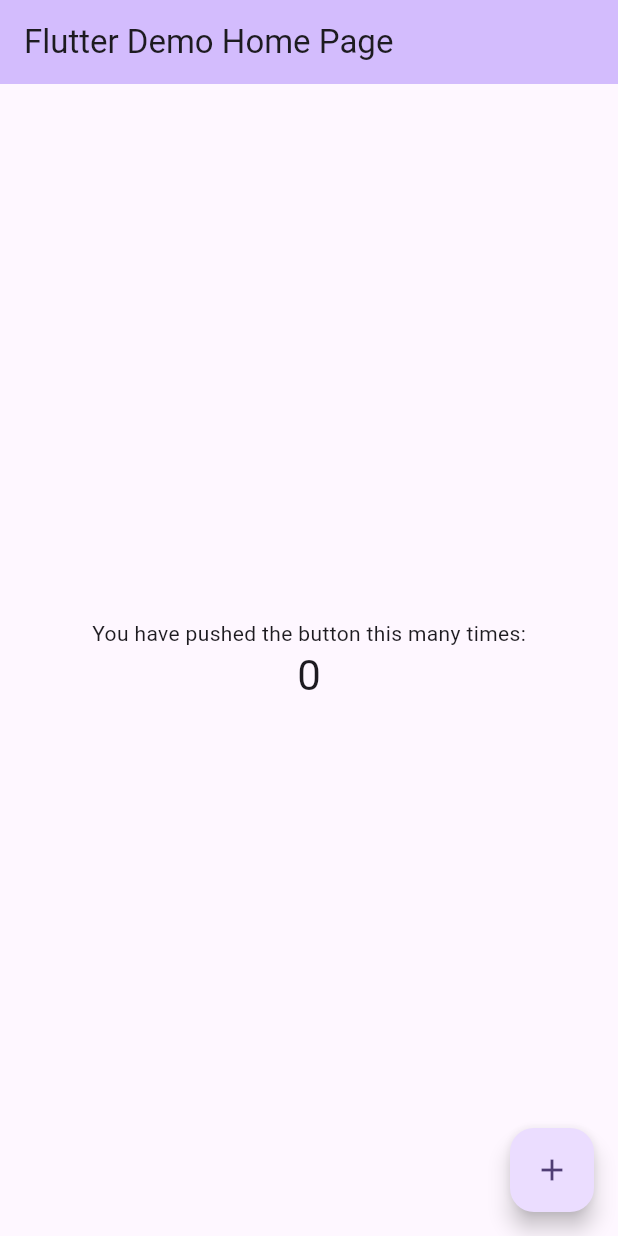
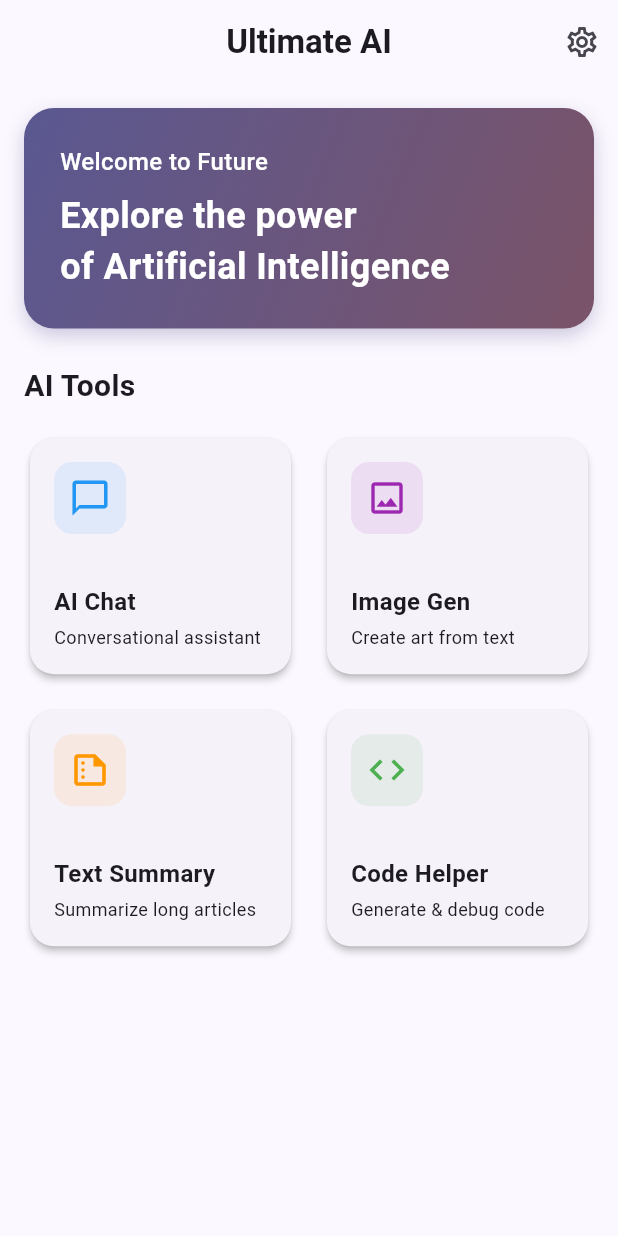
Before and after one commit to could-ai/019ad80a-2899-7368-8307-b0d08d2e48d7, a Flutter app: the screen it shows after launch, on a phone screen of 412 x 824 dp. Run offline on Flutter 3.47's test engine with Material 3 defaults, Android fonts, the phone set to English and light mode, and no system bars.

Commit message:
Replaced the default counter app with the Ultimate AI application structure. Configured MaterialApp with a modern tech-focused theme (light and dark modes), set up proper routing with '/' pointing to the new HomeScreen, and removed the default boilerplate code.; Created a new HomeScreen featuring a modern dashboard layout. Included a welcome header with a gradient background and a grid of AI tools (Chat, Image Gen, Text Summary, Code Helper) using Card widgets. Added placeholder navigation logic for the tools.

```diff
--- a/usr/lib/main.dart
+++ b/usr/lib/main.dart
@@ -1,123 +1,41 @@
 import 'package:flutter/material.dart';
+import 'screens/home_screen.dart';
 
 void main() {
-  runApp(const MyApp());
+  runApp(const UltimateAIApp());
 }
 
-class MyApp extends StatelessWidget {
-  const MyApp({super.key});
+class UltimateAIApp extends StatelessWidget {
+  const UltimateAIApp({super.key});
 
-  // This widget is the root of your application.
   @override
   Widget build(BuildContext context) {
     return MaterialApp(
-      title: 'Flutter Demo',
+      title: 'Ultimate AI',
       debugShowCheckedModeBanner: false,
       theme: ThemeData(
-        // This is the theme of your application.
-        //
-        // TRY THIS: Try running your application with "flutter run". You'll see
-        // the application has a purple toolbar. Then, without quitting the app,
-        // try changing the seedColor in the colorScheme below to Colors.green
-        // and then invoke "hot reload" (save your changes or press the "hot
-        // reload" button in a Flutter-supported IDE, or press "r" if you used
-        // the command line to start the app).
-        //
-        // Notice that the counter didn't reset back to zero; the application
-        // state is not lost during the reload. To reset the state, use hot
-        // restart instead.
-        //
-        // This works for code too, not just values: Most code changes can be
-        // tested with just a hot reload.
-        colorScheme: ColorScheme.fromSeed(seedColor: Colors.deepPurple),
+        colorScheme: ColorScheme.fromSeed(
+          seedColor: const Color(0xFF6C63FF), // Modern tech purple/blue
+          brightness: Brightness.light,
+        ),
+        useMaterial3: true,
+        appBarTheme: const AppBarTheme(
+          centerTitle: true,
+          elevation: 0,
+        ),
       ),
+      darkTheme: ThemeData(
+        colorScheme: ColorScheme.fromSeed(
+          seedColor: const Color(0xFF6C63FF),
+          brightness: Brightness.dark,
+        ),
+        useMaterial3: true,
+      ),
+      themeMode: ThemeMode.system,
       initialRoute: '/',
       routes: {
-        '/': (context) => const MyHomePage(title: 'Flutter Demo Home Page'),
+        '/': (context) => const HomeScreen(),
       },
     );
   }
 }
-
-class MyHomePage extends StatefulWidget {
-  const MyHomePage({super.key, required this.title});
-
-  // This widget is the home page of your application. It is stateful, meaning
-  // that it has a State object (defined below) that contains fields that affect
-  // how it looks.
-
-  // This class is the configuration for the state. It holds the values (in this
-  // case the title) provided by the parent (in this case the App widget) and
-  // used by the build method of the State. Fields in a Widget subclass are
-  // always marked "final".
-
-  final String title;
-
-  @override
-  State<MyHomePage> createState() => _MyHomePageState();
-}
-
-class _MyHomePageState extends State<MyHomePage> {
-  int _counter = 0;
-
-  void _incrementCounter() {
-    setState(() {
-      // This call to setState tells the Flutter framework that something has
-      // changed in this State, which causes it to rerun the build method below
-      // so that the display can reflect the updated values. If we changed
-      // _counter without calling setState(), then the build method would not be
-      // called again, and so nothing would appear to happen.
-      _counter++;
-    });
-  }
-
-  @override
-  Widget build(BuildContext context) {
-    // This method is rerun every time setState is called, for instance as done
-    // by the _incrementCounter method above.
-    //
-    // The Flutter framework has been optimized to make rerunning build methods
-    // fast, so that you can just rebuild anything that needs updating rather
-    // than having to individually change instances of widgets.
-    return Scaffold(
-      appBar: AppBar(
-        // TRY THIS: Try changing the color here to a specific color (to
-        // Colors.amber, perhaps?) and trigger a hot reload to see the AppBar
-        // change color while the other colors stay the same.
-        backgroundColor: Theme.of(context).colorScheme.inversePrimary,
-        // Here we take the value from the MyHomePage object that was created by
-        // the App.build method, and use it to set our appbar title.
-        title: Text(widget.title),
-      ),
-      body: Center(
-        // Center is a layout widget. It takes a single child and positions it
-        // in the middle of the parent.
-        child: Column(
-          // Column is also a layout widget. It takes a list of children and
-          // arranges them vertically. By default, it sizes itself to fit its
-          // children horizontally, and tries to be as tall as its parent.
-          //
-          // Column has various properties to control how it sizes itself and
-          // how it positions its children. Here we use mainAxisAlignment to
-          // center the children vertically; the main axis here is the vertical
-          // axis because Columns are vertical (the cross axis would be
-          // horizontal).
-          //
-          // TRY THIS: Invoke "debug painting" (choose the "Toggle Debug Paint"
-          // action in the IDE, or press "p" in the console), to see the
-          // wireframe for each widget.
-          mainAxisAlignment: MainAxisAlignment.center,
-          children: <Widget>[
-            const Text('You have pushed the button this many times:'),
-            Text('$_counter', style: Theme.of(context).textTheme.headlineMedium),
-          ],
-        ),
-      ),
-      floatingActionButton: FloatingActionButton(
-        onPressed: _incrementCounter,
-        tooltip: 'Increment',
-        child: const Icon(Icons.add),
-      ), // This trailing comma makes auto-formatting nicer for build methods.
-    );
-  }
-}
--- /dev/null
+++ b/usr/lib/screens/home_screen.dart
@@ -0,0 +1,210 @@
+import 'package:flutter/material.dart';
+
+class HomeScreen extends StatelessWidget {
+  const HomeScreen({super.key});
+
+  @override
+  Widget build(BuildContext context) {
+    return Scaffold(
+      appBar: AppBar(
+        title: const Text(
+          'Ultimate AI',
+          style: TextStyle(fontWeight: FontWeight.bold),
+        ),
+        actions: [
+          IconButton(
+            icon: const Icon(Icons.settings_outlined),
+            onPressed: () {
+              // TODO: Navigate to settings
+            },
+          ),
+        ],
+      ),
+      body: SingleChildScrollView(
+        padding: const EdgeInsets.all(16.0),
+        child: Column(
+          crossAxisAlignment: CrossAxisAlignment.start,
+          children: [
+            _buildHeader(context),
+            const SizedBox(height: 24),
+            const Text(
+              'AI Tools',
+              style: TextStyle(
+                fontSize: 20,
+                fontWeight: FontWeight.bold,
+              ),
+            ),
+            const SizedBox(height: 16),
+            _buildToolsGrid(context),
+          ],
+        ),
+      ),
+    );
+  }
+
+  Widget _buildHeader(BuildContext context) {
+    return Container(
+      width: double.infinity,
+      padding: const EdgeInsets.all(24.0),
+      decoration: BoxDecoration(
+        gradient: LinearGradient(
+          colors: [
+            Theme.of(context).colorScheme.primary,
+            Theme.of(context).colorScheme.tertiary,
+          ],
+          begin: Alignment.topLeft,
+          end: Alignment.bottomRight,
+        ),
+        borderRadius: BorderRadius.circular(20),
+        boxShadow: [
+          BoxShadow(
+            color: Theme.of(context).colorScheme.primary.withOpacity(0.3),
+            blurRadius: 10,
+            offset: const Offset(0, 5),
+          ),
+        ],
+      ),
+      child: Column(
+        crossAxisAlignment: CrossAxisAlignment.start,
+        children: const [
+          Text(
+            'Welcome to Future',
+            style: TextStyle(
+              color: Colors.white,
+              fontSize: 16,
+              fontWeight: FontWeight.w500,
+            ),
+          ),
+          SizedBox(height: 8),
+          Text(
+            'Explore the power\nof Artificial Intelligence',
+            style: TextStyle(
+              color: Colors.white,
+              fontSize: 24,
+              fontWeight: FontWeight.bold,
+            ),
+          ),
+        ],
+      ),
+    );
+  }
+
+  Widget _buildToolsGrid(BuildContext context) {
+    final tools = [
+      _AiTool(
+        title: 'AI Chat',
+        description: 'Conversational assistant',
+        icon: Icons.chat_bubble_outline,
+        color: Colors.blue,
+      ),
+      _AiTool(
+        title: 'Image Gen',
+        description: 'Create art from text',
+        icon: Icons.image_outlined,
+        color: Colors.purple,
+      ),
+      _AiTool(
+        title: 'Text Summary',
+        description: 'Summarize long articles',
+        icon: Icons.summarize_outlined,
+        color: Colors.orange,
+      ),
+      _AiTool(
+        title: 'Code Helper',
+        description: 'Generate & debug code',
+        icon: Icons.code,
+        color: Colors.green,
+      ),
+    ];
+
+    return GridView.builder(
+      shrinkWrap: true,
+      physics: const NeverScrollableScrollPhysics(),
+      gridDelegate: const SliverGridDelegateWithFixedCrossAxisCount(
+        crossAxisCount: 2,
+        crossAxisSpacing: 16,
+        mainAxisSpacing: 16,
+        childAspectRatio: 1.1,
+      ),
+      itemCount: tools.length,
+      itemBuilder: (context, index) {
+        return _ToolCard(tool: tools[index]);
+      },
+    );
+  }
+}
+
+class _AiTool {
+  final String title;
+  final String description;
+  final IconData icon;
+  final Color color;
+
+  _AiTool({
+    required this.title,
+    required this.description,
+    required this.icon,
+    required this.color,
+  });
+}
+
+class _ToolCard extends StatelessWidget {
+  final _AiTool tool;
+
+  const _ToolCard({required this.tool});
+
+  @override
+  Widget build(BuildContext context) {
+    return Card(
+      elevation: 2,
+      shape: RoundedRectangleBorder(borderRadius: BorderRadius.circular(16)),
+      clipBehavior: Clip.antiAlias,
+      child: InkWell(
+        onTap: () {
+          ScaffoldMessenger.of(context).showSnackBar(
+            SnackBar(content: Text('Opening ${tool.title}...')),
+          );
+        },
+        child: Padding(
+          padding: const EdgeInsets.all(16.0),
+          child: Column(
+            crossAxisAlignment: CrossAxisAlignment.start,
+            mainAxisAlignment: MainAxisAlignment.center,
+            children: [
+              Container(
+                padding: const EdgeInsets.all(10),
+                decoration: BoxDecoration(
+                  color: tool.color.withOpacity(0.1),
+                  borderRadius: BorderRadius.circular(12),
+                ),
+                child: Icon(
+                  tool.icon,
+                  color: tool.color,
+                  size: 28,
+                ),
+              ),
+              const Spacer(),
+              Text(
+                tool.title,
+                style: const TextStyle(
+                  fontSize: 16,
+                  fontWeight: FontWeight.bold,
+                ),
+              ),
+              const SizedBox(height: 4),
+              Text(
+                tool.description,
+                style: TextStyle(
+                  fontSize: 12,
+                  color: Theme.of(context).textTheme.bodySmall?.color,
+                ),
+                maxLines: 2,
+                overflow: TextOverflow.ellipsis,
+              ),
+            ],
+          ),
+        ),
+      ),
+    );
+  }
+}
```
